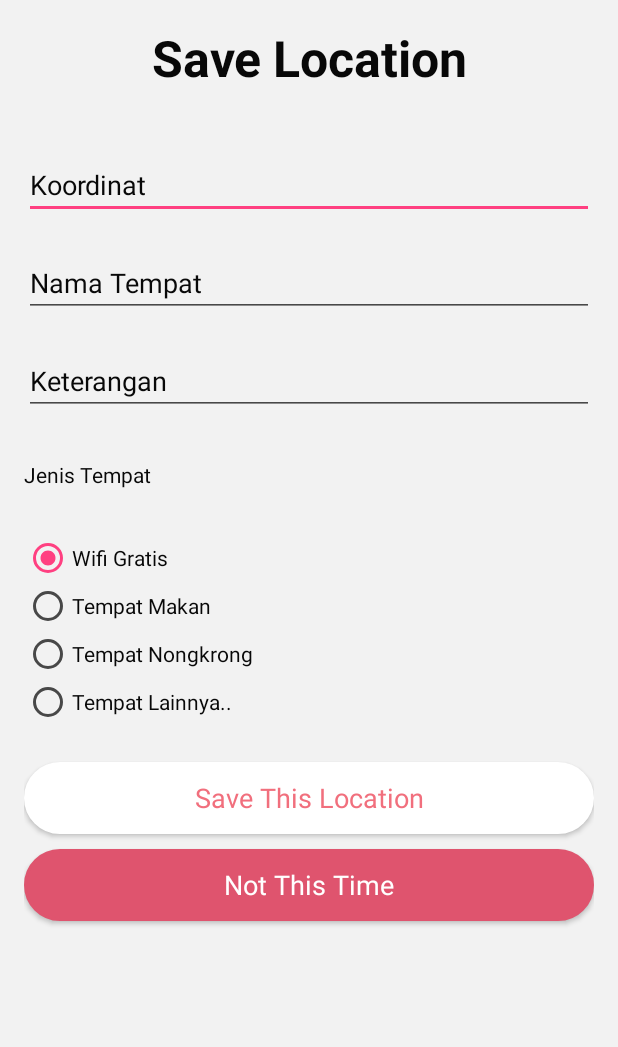
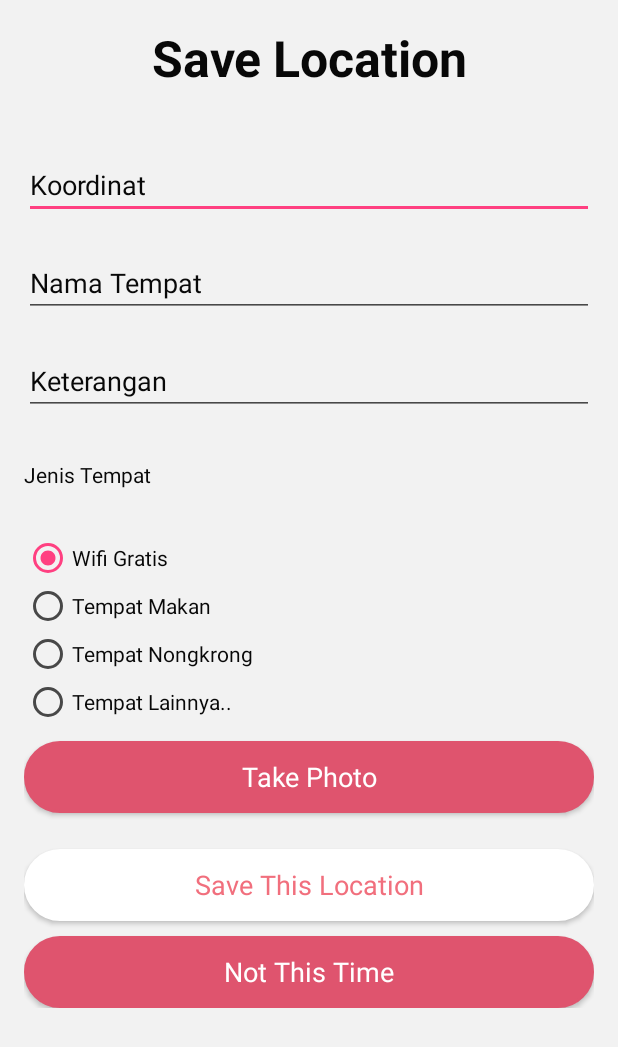
Before and after one commit to fahriachmadi/mapX, an Android app: the SaveLocation screen opened directly, with no data from a screen before it, on a phone screen of 412 x 824 dp. Shown: the top 1047 px of the screen. Run offline under Robolectric (Android 15) with nearby library versions, the phone set to English and light mode, and no system bars; 7 statements that could not run were skipped.

Commit message:
take pict with camera when save location

```diff
--- a/app/src/main/AndroidManifest.xml
+++ b/app/src/main/AndroidManifest.xml
@@ -14,6 +14,9 @@
     <!-- Maps API needs OpenGL ES 2.0. -->
     <uses-feature
         android:glEsVersion="0x00020000"
+        android:required="true" />
+
+    <uses-feature android:name="android.hardware.camera"
         android:required="true" />
 
     <!-- End of copy. -->
--- a/app/src/main/java/com/tekmob/mapx/SaveLocation.java
+++ b/app/src/main/java/com/tekmob/mapx/SaveLocation.java
@@ -2,12 +2,15 @@ package com.tekmob.mapx;
 
 import android.content.Context;
 import android.content.Intent;
+import android.graphics.Bitmap;
 import android.os.Bundle;
+import android.provider.MediaStore;
 import android.support.v7.app.AppCompatActivity;
 import android.util.Log;
 import android.view.View;
 import android.widget.Button;
 import android.widget.EditText;
+import android.widget.ImageView;
 import android.widget.RadioButton;
 import android.widget.RadioGroup;
 import android.widget.TextView;
@@ -43,12 +46,31 @@ public class SaveLocation extends AppCompatActivity {
     RadioGroup radioGroup;
     RadioButton radioButton;
     Bundle extras;
+
+    //For take pict
+    Button btnpic;
+    ImageView imgTakenPic;
+    private static final int CAM_REQUEST=1313;
+
     @Override
     protected void onCreate(Bundle savedInstanceState) {
         super.onCreate(savedInstanceState);
         setContentView(R.layout.pop_up_layer);
         Intent intent = getIntent();
         //Constructor
+
+        //for take pict
+        btnpic = (Button) findViewById(R.id.button);
+        imgTakenPic = (ImageView)findViewById(R.id.imageView);
+//        btnpic.setOnClickListener(new btnTakePhotoClicker());
+        btnpic.setOnClickListener( new View.OnClickListener() {
+
+            @Override
+            public void onClick(View v) {
+                Intent intent = new Intent(MediaStore.ACTION_IMAGE_CAPTURE);
+                startActivityForResult(intent,CAM_REQUEST);
+            }
+        });
 
         editText = (EditText)findViewById(R.id.text_koordinat);
         editTextNamaTempat = (EditText)findViewById(R.id.nama_tempat);
@@ -166,5 +188,21 @@ public class SaveLocation extends AppCompatActivity {
 
     }
 
+    @Override
+    protected void onActivityResult(int requestCode, int resultCode, Intent data) {
+        super.onActivityResult(requestCode, resultCode, data);
 
+        if(requestCode == CAM_REQUEST){
+            Bitmap bitmap = (Bitmap) data.getExtras().get("data");
+            imgTakenPic.setImageBitmap(bitmap);
+        }
+    }
+
+    class btnTakePhotoClicker implements Button.OnClickListener{
+        @Override
+        public void onClick(View view) {
+            Intent intent = new Intent(MediaStore.ACTION_IMAGE_CAPTURE);
+            startActivityForResult(intent,CAM_REQUEST);
+        }
+    }
 }
--- a/app/src/main/res/layout/pop_up_layer.xml
+++ b/app/src/main/res/layout/pop_up_layer.xml
@@ -2,11 +2,21 @@
 <LinearLayout xmlns:android="http://schemas.android.com/apk/res/android"
     android:layout_width="match_parent"
     android:layout_height="match_parent"
+    xmlns:tools="http://schemas.android.com/tools"
     android:background="#f2f2f2"
     android:orientation="vertical"
     android:id="@+id/pop_up_layer_linear"
+    android:padding="16dp"
+    tools:context="com.tekmob.mapx.SaveLocation">
 
-    android:padding="16dp">
+    <ScrollView
+        android:layout_width="match_parent"
+        android:layout_height="match_parent">
+
+        <LinearLayout
+            android:layout_width="match_parent"
+            android:layout_height="match_parent"
+            android:orientation="vertical">
 
             <TextView
                 android:layout_width="match_parent"
@@ -15,8 +25,7 @@
                 android:text="Save Location"
                 android:textColor="#080808"
                 android:textSize="33dp"
-        android:textStyle="bold" />
-
+                android:textStyle="bold"/>
 
             <EditText
                 android:id="@+id/text_koordinat"
@@ -25,19 +34,8 @@
                 android:textColorHint="#080808"
                 android:hint="Koordinat"
                 android:layout_marginTop="40dp"
-
-
                 android:textColor="#080808"
-
-
                 />
-
-
-
-
-
-
-
             <EditText
                 android:id="@+id/nama_tempat"
                 android:layout_width="fill_parent"
@@ -45,36 +43,25 @@
                 android:textColorHint="#080808"
                 android:hint="Nama Tempat"
                 android:layout_marginTop="20dp"
-
-
                 android:textColor="#080808"
                 />
-
-
             <EditText
                 android:id="@+id/keterangan"
                 android:layout_width="fill_parent"
                 android:layout_height="wrap_content"
                 android:textColorHint="#080808"
                 android:hint="Keterangan"
-
                 android:layout_marginTop="20dp"
-
                 android:textColor="#080808"
                 />
-
 
             <TextView
                 android:id="@+id/textView2"
                 android:layout_width="fill_parent"
                 android:layout_height="wrap_content"
-
                 android:text="Jenis Tempat"
                 android:textColor="#080808"
-            android:layout_marginTop="30dp"
-
-            />
-
+                android:layout_marginTop="30dp"/>
 
             <RadioGroup
                 android:id="@+id/jenis_tempat"
@@ -115,10 +102,29 @@
                     android:text="Tempat Lainnya.."
                     android:textColor="#080808"
                     />
-
-
             </RadioGroup>
 
+            <Button
+                android:id="@+id/button"
+                android:layout_width="match_parent"
+                android:layout_height="wrap_content"
+                android:background="@drawable/background_signup"
+                android:text="Take Photo"
+                style="@style/Base.TextAppearance.AppCompat.Body1"
+                android:textColor="#fff"
+                android:textAllCaps="false"
+                android:textSize="18sp"
+                android:layout_marginTop="10dp"
+                android:clickable="true"
+                android:padding="10dp"/>
+
+            <ImageView
+                android:layout_width="match_parent"
+                android:layout_height="match_parent"
+                android:id="@+id/imageView"
+                android:scaleType="centerCrop"
+                android:layout_below="@+id/button"
+                />
 
             <Button
                 android:id="@+id/save_this_location"
@@ -148,5 +154,11 @@
                 android:clickable="true"
                 android:padding="10dp"/>
 
+        </LinearLayout>
+
+    </ScrollView>
+
+
+
 
 </LinearLayout>
```
Also changed, not shown: app/src/main/java/com/tekmob/mapx/domain/Utility.java (added, +50 -0 lines), app/src/main/res/layout/test_camera.xml (added, +25 -0 lines). Lines whose indentation alone changed are shown as unchanged.
